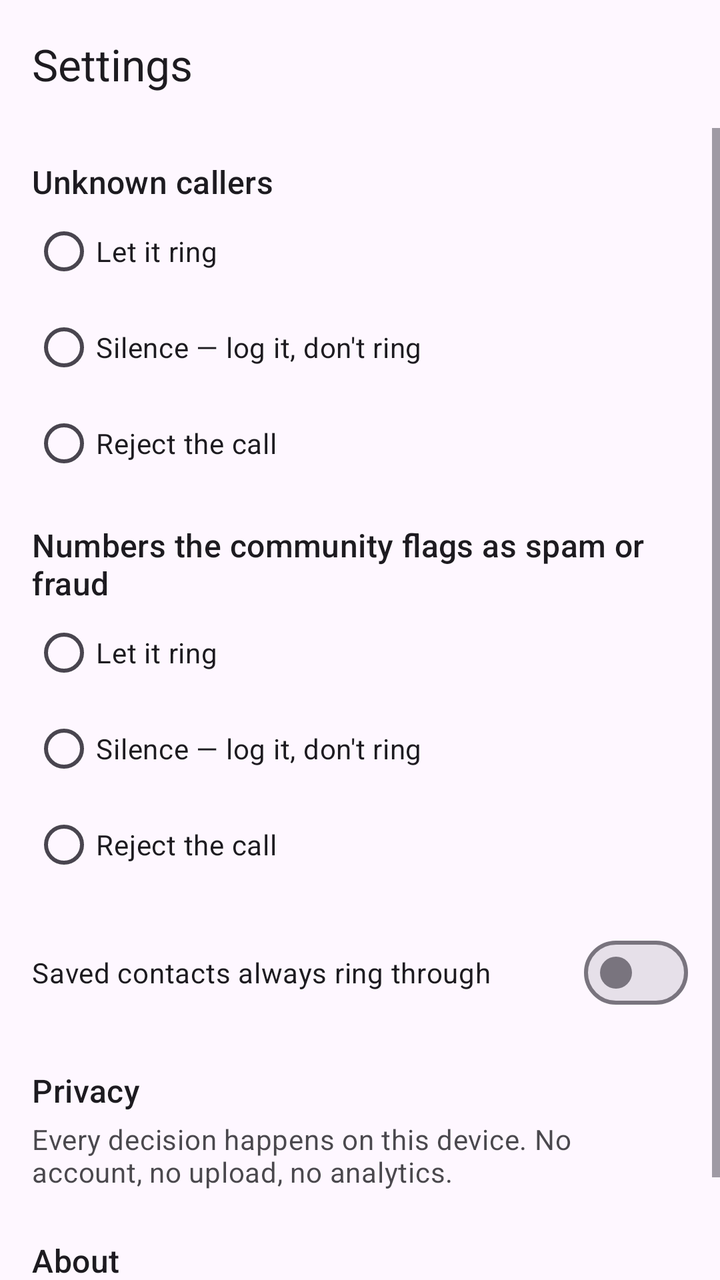
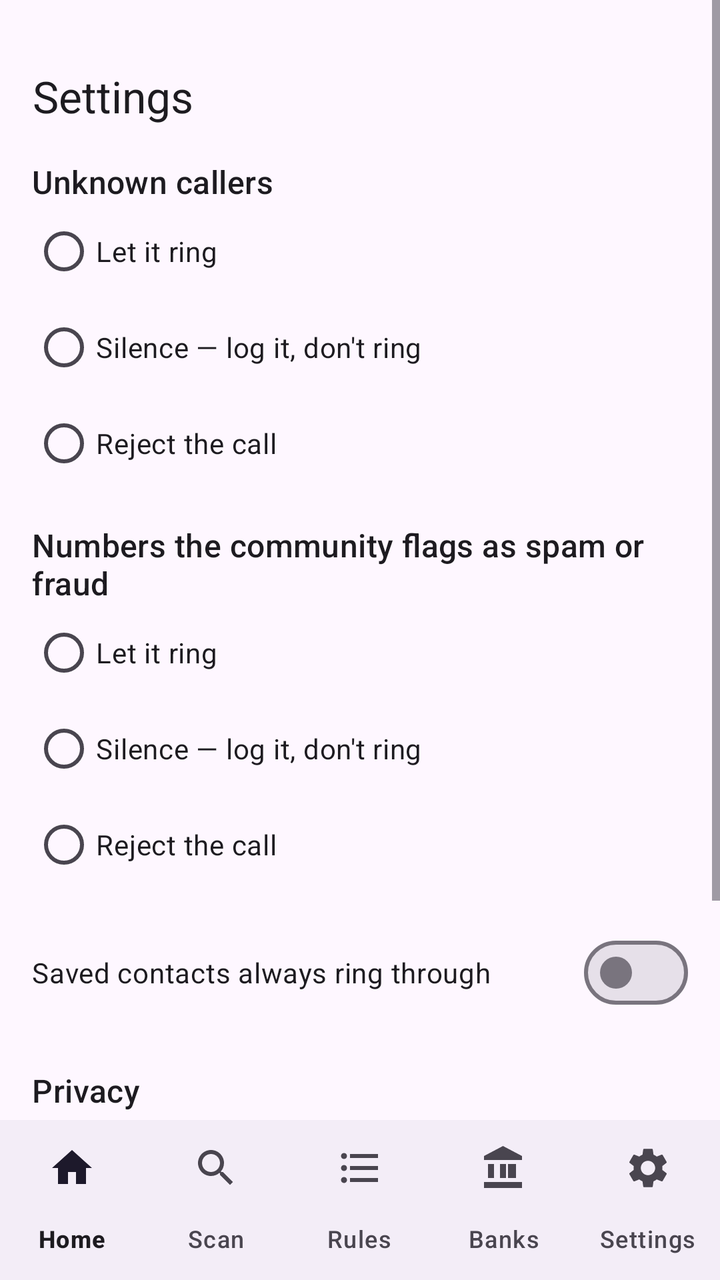

An Android layout rendered at two revisions. The XML below is the earlier revision; the diff shows what the commit changed to produce the second picture.
<!-- AndroidManifest.xml: application theme Theme.CallSentry -->
<!-- res/layout/activity_settings.xml -->
<?xml version="1.0" encoding="utf-8"?>
<LinearLayout xmlns:android="http://schemas.android.com/apk/res/android"
    xmlns:app="http://schemas.android.com/apk/res-auto"
    android:layout_width="match_parent"
    android:layout_height="match_parent"
    android:orientation="vertical"
    android:fitsSystemWindows="true">

    <com.google.android.material.appbar.MaterialToolbar
        android:id="@+id/toolbar"
        android:layout_width="match_parent"
        android:layout_height="?attr/actionBarSize"
        app:title="Settings" />

    <ScrollView
        android:layout_width="match_parent"
        android:layout_height="match_parent">

        <LinearLayout
            android:layout_width="match_parent"
            android:layout_height="wrap_content"
            android:orientation="vertical"
            android:padding="16dp">

            <TextView
                android:layout_width="match_parent"
                android:layout_height="wrap_content"
                android:textAppearance="?attr/textAppearanceTitleMedium"
                android:text="Unknown callers" />

            <RadioGroup
                android:id="@+id/rgUnknown"
                android:layout_width="match_parent"
                android:layout_height="wrap_content">

                <com.google.android.material.radiobutton.MaterialRadioButton
                    android:id="@+id/rbUnkRing"
                    android:layout_width="match_parent"
                    android:layout_height="wrap_content"
                    android:text="Let it ring" />

                <com.google.android.material.radiobutton.MaterialRadioButton
                    android:id="@+id/rbUnkSilence"
                    android:layout_width="match_parent"
                    android:layout_height="wrap_content"
                    android:text="Silence — log it, don't ring" />

                <com.google.android.material.radiobutton.MaterialRadioButton
                    android:id="@+id/rbUnkReject"
                    android:layout_width="match_parent"
                    android:layout_height="wrap_content"
                    android:text="Reject the call" />
            </RadioGroup>

            <TextView
                android:layout_width="match_parent"
                android:layout_height="wrap_content"
                android:layout_marginTop="16dp"
                android:textAppearance="?attr/textAppearanceTitleMedium"
                android:text="Numbers the community flags as spam or fraud" />

            <RadioGroup
                android:id="@+id/rgSpam"
                android:layout_width="match_parent"
                android:layout_height="wrap_content">

                <com.google.android.material.radiobutton.MaterialRadioButton
                    android:id="@+id/rbSpamAllow"
                    android:layout_width="match_parent"
                    android:layout_height="wrap_content"
                    android:text="Let it ring" />

                <com.google.android.material.radiobutton.MaterialRadioButton
                    android:id="@+id/rbSpamSilence"
                    android:layout_width="match_parent"
                    android:layout_height="wrap_content"
                    android:text="Silence — log it, don't ring" />

                <com.google.android.material.radiobutton.MaterialRadioButton
                    android:id="@+id/rbSpamReject"
                    android:layout_width="match_parent"
                    android:layout_height="wrap_content"
                    android:text="Reject the call" />
            </RadioGroup>

            <com.google.android.material.materialswitch.MaterialSwitch
                android:id="@+id/swContacts"
                android:layout_width="match_parent"
                android:layout_height="wrap_content"
                android:layout_marginTop="16dp"
                android:text="Saved contacts always ring through" />

            <TextView
                android:layout_width="match_parent"
                android:layout_height="wrap_content"
                android:layout_marginTop="24dp"
                android:textAppearance="?attr/textAppearanceTitleMedium"
                android:text="Privacy" />

            <TextView
                android:layout_width="match_parent"
                android:layout_height="wrap_content"
                android:layout_marginTop="4dp"
                android:alpha="0.8"
                android:textAppearance="?attr/textAppearanceBodyMedium"
                android:text="Every decision happens on this device. No account, no upload, no analytics." />

            <TextView
                android:layout_width="match_parent"
                android:layout_height="wrap_content"
                android:layout_marginTop="24dp"
                android:textAppearance="?attr/textAppearanceTitleMedium"
                android:text="About" />

            <TextView
                android:layout_width="match_parent"
                android:layout_height="wrap_content"
                android:layout_marginTop="4dp"
                android:alpha="0.8"
                android:textAppearance="?attr/textAppearanceBodyMedium"
                android:text="CallSentry 0.1.0 — Know who's calling. Decide who gets through." />
        </LinearLayout>
    </ScrollView>
</LinearLayout>
<!-- resources referenced by this layout -->
<resources>
  <style name="Theme.CallSentry" parent="Theme.Material3.DayNight.NoActionBar">
          <item name="colorPrimary">@color/sentryPrimary</item>
          <item name="colorOnPrimary">@color/white</item>
          <item name="colorPrimaryContainer">@color/sentryPrimaryContainer</item>
          <item name="android:statusBarColor">@color/sentryNavy</item>
      </style>
  <color name="sentryPrimary">#12405F</color>
  <color name="white">#FFFFFF</color>
  <color name="sentryPrimaryContainer">#1E5A85</color>
  <color name="sentryNavy">#14213D</color>
</resources>

<!-- the commit's change to res/layout/activity_settings.xml (unified diff, before → after) -->
@@ -6,21 +6,24 @@
     android:orientation="vertical"
     android:fitsSystemWindows="true">
 
-    <com.google.android.material.appbar.MaterialToolbar
-        android:id="@+id/toolbar"
-        android:layout_width="match_parent"
-        android:layout_height="?attr/actionBarSize"
-        app:title="Settings" />
-
     <ScrollView
         android:layout_width="match_parent"
-        android:layout_height="match_parent">
+        android:layout_height="0dp"
+        android:layout_weight="1">
 
         <LinearLayout
             android:layout_width="match_parent"
             android:layout_height="wrap_content"
             android:orientation="vertical"
             android:padding="16dp">
+
+            <com.google.android.material.appbar.MaterialToolbar
+                android:id="@+id/toolbar"
+                android:layout_width="match_parent"
+                android:layout_height="?attr/actionBarSize"
+                android:layout_marginStart="-16dp"
+                android:layout_marginEnd="-16dp"
+                app:title="Settings" />
 
             <TextView
                 android:layout_width="match_parent"
@@ -121,4 +124,17 @@
                 android:text="CallSentry 0.1.0 — Know who's calling. Decide who gets through." />
         </LinearLayout>
     </ScrollView>
+
+    <include
+        android:id="@+id/bottomNav"
+        layout="@layout/include_bottom_nav" />
 </LinearLayout>
+<!-- res/layout/include_bottom_nav.xml (included above) -->
+<?xml version="1.0" encoding="utf-8"?>
+<com.google.android.material.bottomnavigation.BottomNavigationView
+    xmlns:android="http://schemas.android.com/apk/res/android"
+    xmlns:app="http://schemas.android.com/apk/res-auto"
+    android:layout_width="match_parent"
+    android:layout_height="wrap_content"
+    app:labelVisibilityMode="labeled"
+    app:menu="@menu/bottom_nav" />
